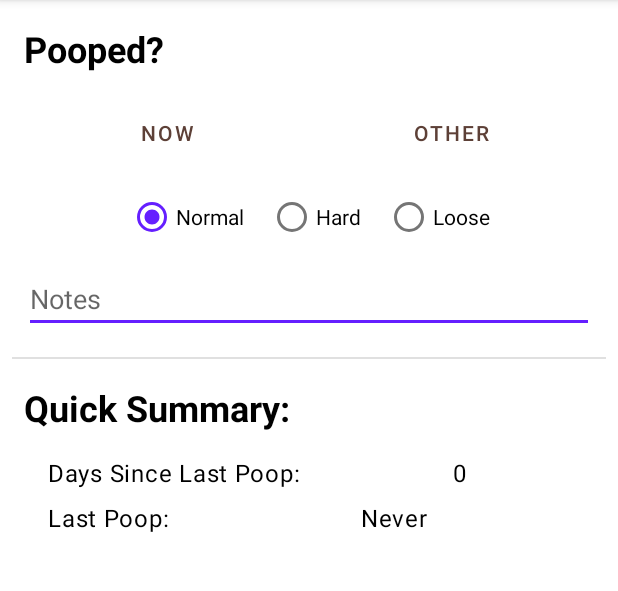
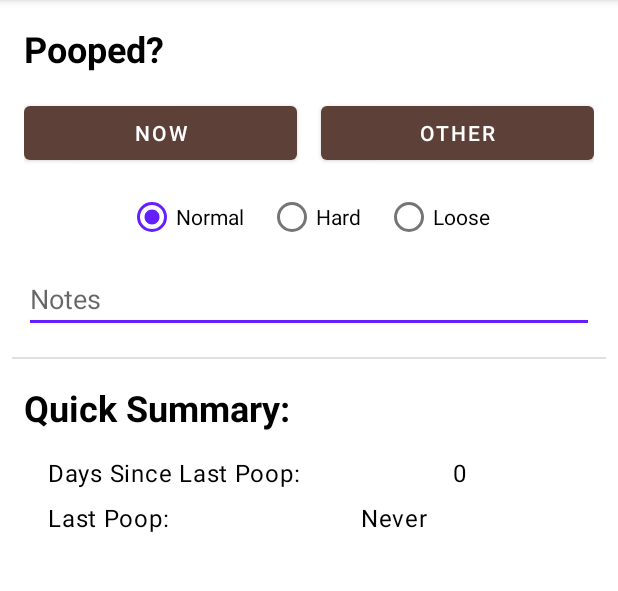
Before and after one commit to curtbinder/PoopTime, an Android app: the screen it shows after launch (MainActivity), on a phone screen of 412 x 824 dp, the part 84-675 px from its top. Run offline under Robolectric (Android 15) with nearby library versions, the phone set to English and light mode, and no system bars.

Commit message:
Changed buttons to have button appearance instead of being flat.

```diff
--- a/app/src/main/res/layout/fragment_poop.xml
+++ b/app/src/main/res/layout/fragment_poop.xml
@@ -32,15 +32,14 @@
 
         <com.google.android.material.button.MaterialButton
             android:id="@+id/btnNow"
-            style="@style/Widget.MaterialComponents.Button.TextButton"
             android:layout_width="wrap_content"
             android:layout_height="wrap_content"
             android:layout_weight="1"
+            android:layout_marginEnd="16dp"
             android:text="@string/now" />
 
         <com.google.android.material.button.MaterialButton
             android:id="@+id/btnOther"
-            style="@style/Widget.MaterialComponents.Button.TextButton"
             android:layout_width="wrap_content"
             android:layout_height="wrap_content"
             android:layout_weight="1"
```
